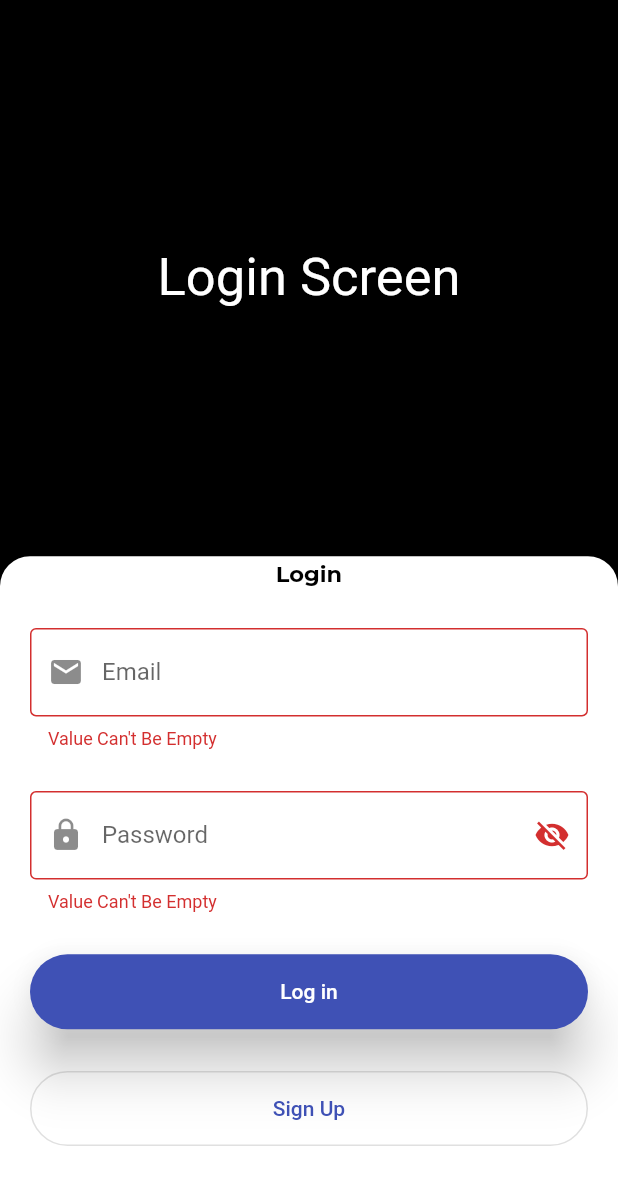
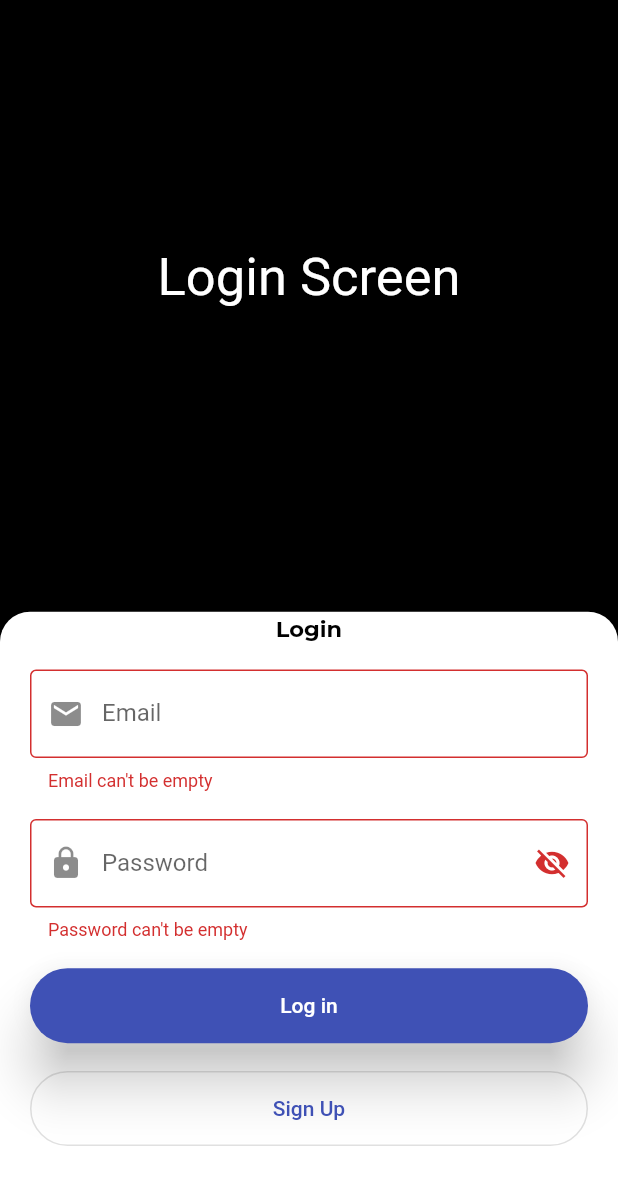
Before and after one commit to YashJA-dev/TalkThrough, a Flutter app: the screen it shows after launch, after a tap on "Skip", after a tap on "Log in", on a phone screen of 412 x 824 dp. Shown: the top 1185 px of the screen. Run offline on Flutter 3.47's test engine with Material 2 defaults, Android fonts, the phone set to English and light mode, and no system bars; our stand-ins replace auto_size_text, cloud_firestore, firebase_auth, firebase_core, google_fonts, introduction_screen and 1 more; missing offline and left inert: awesome_bottom_navigation, flutter_gradient_colors; accounts and stored records are empty; Roboto replaces fonts that are missing (Damion).

Commit message:
on boarding and login code optimized

```diff
--- a/lib/main.dart
+++ b/lib/main.dart
@@ -1,9 +1,11 @@
 import 'package:firebase_auth/firebase_auth.dart';
 import 'package:flutter/material.dart';
 import 'package:firebase_core/firebase_core.dart';
+import 'package:shared_preferences/shared_preferences.dart';
 import 'package:talkthrough/screen/TalkThrewHolderScreen/TalkThrewHolderScreen.dart';
 import 'firebase_options.dart';
 import 'screen/IntroAuthScreen/IntroAuthScreen.dart';
+import 'screen/NavigationAuthScreen.dart/NavigationAutthScreen.dart';
 
 void main() async {
   WidgetsFlutterBinding.ensureInitialized();
@@ -12,6 +14,8 @@ void main() async {
   );
   runApp(MyApp());
 }
+
+late SharedPreferences prefs;
 
 final navigatorKey = GlobalKey<NavigatorState>();
 
@@ -31,10 +35,45 @@ class MyApp extends StatelessWidget {
   }
 }
 
-class NavigationPage extends StatelessWidget {
+class NavigationPage extends StatefulWidget {
+  @override
+  State<NavigationPage> createState() => _NavigationPageState();
+}
+
+class _NavigationPageState extends State<NavigationPage> {
   bool isSigned = FirebaseAuth.instance.currentUser != null;
+
   @override
   Widget build(BuildContext context) {
-    return isSigned ? TalkThrewHolderScreen() : IntroAuthScreen();
+    return FutureBuilder(
+      future: initializeSharedPrefrence(),
+      builder: (context, snapshot) {
+        if (snapshot.hasError) {
+          return Scaffold(
+            body: Center(
+              child: Text(
+                snapshot.error.toString(),
+              ),
+            ),
+          );
+        } else if (snapshot.hasData) {
+          bool onboarding = prefs.containsKey('onboarding');
+          if (isSigned)
+            return TalkThrewHolderScreen();
+          else {
+            if (onboarding) {
+              return NavigationAutthScreen();
+            }
+          }
+          return IntroAuthScreen();
+        } else {
+          return Scaffold();
+        }
+      },
+    );
+  }
+
+  initializeSharedPrefrence() async {
+    return prefs = await SharedPreferences.getInstance();
   }
 }
--- a/lib/screen/IntroAuthScreen/IntroAuthScreen.dart
+++ b/lib/screen/IntroAuthScreen/IntroAuthScreen.dart
@@ -1,6 +1,7 @@
 import 'package:flutter/material.dart';
 import 'package:introduction_screen/introduction_screen.dart';
 import 'package:talkthrough/Style/montserrat.dart';
+import 'package:talkthrough/main.dart';
 
 import '../NavigationAuthScreen.dart/NavigationAutthScreen.dart';
 import 'IntroPageData.dart';
@@ -15,6 +16,7 @@ class IntroAuthScreen extends StatelessWidget {
     return IntroductionScreen(
       pages: buildPageViewModels(pageData: pageData),
       onDone: () {
+           prefs.setBool('onboarding', true);
         Navigator.pushAndRemoveUntil<dynamic>(
           context,
           MaterialPageRoute<dynamic>(
@@ -25,6 +27,7 @@ class IntroAuthScreen extends StatelessWidget {
 
       },
       onSkip: () {
+         prefs.setBool('onboarding', true);
         Navigator.pushAndRemoveUntil<dynamic>(
           context,
           MaterialPageRoute<dynamic>(
--- a/lib/screen/Meeting.dart
+++ b/lib/screen/Meeting/Meeting.dart
@@ -2,7 +2,7 @@ import 'package:firebase_auth/firebase_auth.dart';
 import 'package:flutter/material.dart';
 import 'package:talkthrough/screen/controller/AuthScreen.dart';
 
-import 'NavigationAuthScreen.dart/NavigationAutthScreen.dart';
+import '../NavigationAuthScreen.dart/NavigationAutthScreen.dart';
 
 class Meeting extends StatelessWidget {
   @override
--- a/lib/screen/NavigationAuthScreen.dart/LoginSection.dart
+++ b/lib/screen/NavigationAuthScreen.dart/LoginSection.dart
@@ -4,6 +4,7 @@ import 'package:flutter/material.dart';
 import 'package:provider/provider.dart';
 import 'package:talkthrough/Style/montserrat.dart';
 import 'package:talkthrough/screen/TalkThrewHolderScreen/TalkThrewHolderScreen.dart';
+import 'package:talkthrough/screen/controller/ConstantMethods.dart';
 
 import '../../Providers/AuthScreenProvider.dart';
 import '../../main.dart';
@@ -14,6 +15,8 @@ class LoginSection extends StatefulWidget {
   State<LoginSection> createState() => _LoginSectionState();
 }
 
+final _loginFormKey = GlobalKey<FormState>();
+
 class _LoginSectionState extends State<LoginSection> {
   TextEditingController email = TextEditingController();
   TextEditingController password = TextEditingController();
@@ -23,12 +26,13 @@ class _LoginSectionState extends State<LoginSection> {
   String? _email_err = null;
   String? _pass_err = null;
 
-  @override
-  void dispose() {
-    super.dispose();
-    email.dispose();
-    password.dispose();
-  }
+  // @override
+  // void dispose() {
+  //   super.dispose();
+  //   email.dispose();
+  //   // print("dispose");
+  //   password.dispose();
+  // }
 
   @override
   void initState() {
@@ -48,6 +52,9 @@ class _LoginSectionState extends State<LoginSection> {
     return Container(
       padding: EdgeInsets.only(left: 20, right: 20, bottom: 60, top: 2),
       alignment: Alignment.center,
+      child: Form(
+        key: _loginFormKey,
+        autovalidateMode: AutovalidateMode.always,
         child: Column(
           mainAxisAlignment: MainAxisAlignment.spaceBetween,
           children: [
@@ -58,12 +65,11 @@ class _LoginSectionState extends State<LoginSection> {
             buildSignUpButton(),
           ],
         ),
+      ),
     );
   }
 
-
-
-  Widget buildSignUpButton(){
+  Widget buildSignUpButton() {
     return Row(
       mainAxisSize: MainAxisSize.max,
       children: [
@@ -86,10 +92,22 @@ class _LoginSectionState extends State<LoginSection> {
       ],
     );
   }
+
   Widget buildEmailField() {
-    return TextField(
+    return TextFormField(
       controller: email,
+      validator: (str) {
+        int length = str!.length;
+        if(length==0)return "Email can't be empty";
+        else if (!isEmail(email: str)) return "Enter a Valid Email";
+      },
       keyboardType: TextInputType.emailAddress,
+      onChanged: (_) {
+        _email_err = null;
+        setState(() {
+          _email_err;
+        });
+      },
       decoration: InputDecoration(
         labelText: "Email",
         hintText: "name@example.com",
@@ -105,13 +123,26 @@ class _LoginSectionState extends State<LoginSection> {
                   email.clear();
                 },
               ),
-          border: OutlineInputBorder()),
+        border: OutlineInputBorder(),
+      ),
     );
   }
 
   Widget buildPassWordField() {
-    return TextField(
+    return TextFormField(
       controller: password,
+      validator: (str) {
+        int length = str!.length;
+        if (length == 0) return "Password can't be empty";
+        else if(length<=8)return "Password should be of length greater then 8";
+
+      },
+      onChanged: (_) {
+        _pass_err = null;
+        setState(() {
+          _pass_err;
+        });
+      },
       decoration: InputDecoration(
           labelText: "Password",
           errorText: _pass_err,
@@ -129,8 +160,8 @@ class _LoginSectionState extends State<LoginSection> {
           border: OutlineInputBorder()),
       obscureText: passwordVisible,
     );
+  }
 
-  }
   buildLoginButton() {
     return Row(
       mainAxisSize: MainAxisSize.max,
@@ -146,7 +177,10 @@ class _LoginSectionState extends State<LoginSection> {
                 elevation: 15.0,
               ),
               onPressed: () async {
+                bool validation = _loginFormKey.currentState!.validate();
+                if (validation) {
                   loginProcess();
+                }
               },
               child: Text("Log in"),
             ),
@@ -155,7 +189,8 @@ class _LoginSectionState extends State<LoginSection> {
       ],
     );
   }
-  void loginProcess()async {
+
+  void loginProcess() async {
     showDialog(
         context: context,
         barrierDismissible: false,
@@ -166,23 +201,8 @@ class _LoginSectionState extends State<LoginSection> {
           );
         });
     String signin = await sigIn_controller(
-        email: email.text.trim(),
-        password: password.text.trim());
-        print(signin);
-    if (signin == "1") {
-      _pass_err = "Value Can\'t Be Empty";
-      navigatorKey.currentState!
-          .popUntil((route) => route.isFirst);
-    } else if (signin == "0") {
-      _email_err = "Value Can\'t Be Empty";
-      navigatorKey.currentState!
-          .popUntil((route) => route.isFirst);
-    } else if (signin == "01") {
-      _pass_err = "Value Can\'t Be Empty";
-      _email_err = "Value Can\'t Be Empty";
-      navigatorKey.currentState!
-          .popUntil((route) => route.isFirst);
-    } else if (signin == "Successfully") {
+        email: email.text.trim(), password: password.text.trim());
+    if (signin == "Successfully") {
       _email_err = null;
       _pass_err = null;
       email.text = "";
@@ -190,17 +210,14 @@ class _LoginSectionState extends State<LoginSection> {
       Navigator.pushAndRemoveUntil<dynamic>(
         context,
         MaterialPageRoute<dynamic>(
-          builder: (BuildContext context) =>
-              TalkThrewHolderScreen(),
+          builder: (BuildContext context) => TalkThrewHolderScreen(),
         ),
-        (route) =>
-            false, //if you want to disable back feature set to false
+        (route) => false, //if you want to disable back feature set to false
       );
     } else {
       _email_err = signin;
       _pass_err = signin;
-      navigatorKey.currentState!
-          .popUntil((route) => route.isFirst);
+      navigatorKey.currentState!.popUntil((route) => route.isFirst);
     }
 
     setState(() {
--- a/lib/screen/NavigationAuthScreen.dart/NavigationAutthScreen.dart
+++ b/lib/screen/NavigationAuthScreen.dart/NavigationAutthScreen.dart
@@ -37,7 +37,7 @@ class NavigationAutthScreenBody extends StatelessWidget {
         Align(
           alignment: Alignment.bottomCenter,
           child: AnimatedContainer(
-            height: login ? height * 0.55 : height * 0.615,
+            height: login ? height * 0.505 : height * 0.565,
             width: login ? width : width * 0.96,
             curve: Curves.easeInOut,
             decoration: BoxDecoration(
@@ -54,8 +54,10 @@ class NavigationAutthScreenBody extends StatelessWidget {
         Align(
           alignment: Alignment.bottomCenter,
           child: AnimatedContainer(
+            height: height * 0.52,
+            width:  width,
             alignment: Alignment(0, login ? 7 : 1.115),
-            duration: Duration(milliseconds: 300),
+            duration: Duration(milliseconds: 640),
             child: (login)?Container():SignUpSection(),
           ),
         )
--- a/lib/screen/NavigationAuthScreen.dart/SignUpSection.dart
+++ b/lib/screen/NavigationAuthScreen.dart/SignUpSection.dart
@@ -6,6 +6,7 @@ import 'package:talkthrough/screen/controller/AuthScreen.dart';
 import '../../Providers/AuthScreenProvider.dart';
 import '../../Style/montserrat.dart';
 import '../../main.dart';
+import '../controller/ConstantMethods.dart';
 
 class SignUpSection extends StatefulWidget {
   @override
@@ -17,9 +18,9 @@ class _SignUpSectionState extends State<SignUpSection> {
   late AuthScreenProvider authScreen;
   TextEditingController password = TextEditingController();
   bool passwordVisible = true;
-  String? _email_err ;
-  String? _pass_err ;
-
+  String? _email_err;
+  String? _pass_err;
+  final _signUpFormKey = GlobalKey<FormState>();
 
   @override
   void initState() {
@@ -47,6 +48,9 @@ class _SignUpSectionState extends State<SignUpSection> {
         ),
       ),
       alignment: Alignment.center,
+      child: Form(
+        key: _signUpFormKey,
+        autovalidateMode: AutovalidateMode.always,
         child: Column(
           mainAxisAlignment: MainAxisAlignment.spaceBetween,
           children: [
@@ -57,9 +61,11 @@ class _SignUpSectionState extends State<SignUpSection> {
             buildLoginButton(),
           ],
         ),
+      ),
     );
   }
-  Widget buildLoginButton(){
+
+  Widget buildLoginButton() {
     return Row(
       mainAxisSize: MainAxisSize.max,
       children: [
@@ -82,10 +88,22 @@ class _SignUpSectionState extends State<SignUpSection> {
       ],
     );
   }
+
   Widget buildEmailField() {
-    return TextField(
+    return TextFormField(
       controller: email,
       keyboardType: TextInputType.emailAddress,
+      validator: (str) {
+        int length = str!.length;
+        if (length == 0) return "Email can't be empty";
+        else if(!isEmail(email: str))return "Enter a Valid Email";
+      },
+      onChanged: (_){
+        _email_err=null;
+        setState(() {
+          _email_err;
+        });
+      },
       decoration: InputDecoration(
           labelText: "Email",
           hintText: "name@example.com",
@@ -106,8 +124,19 @@ class _SignUpSectionState extends State<SignUpSection> {
   }
 
   Widget buildPassWordField() {
-    return TextField(
+    return TextFormField(
       controller: password,
+      validator: (str) {
+        int length = str!.length;
+        if (length == 0) return "Password can't be empty";
+        else if(length<=8)return "Password should be of length greater then 8";
+      },
+      onChanged: (_){
+        _pass_err=null;
+        setState(() {
+          _pass_err;
+        });
+      },
       decoration: InputDecoration(
           labelText: "Password",
           errorText: _pass_err,
@@ -138,17 +167,7 @@ class _SignUpSectionState extends State<SignUpSection> {
         });
     String signin = await sigUp_controller(
         email: email.text.trim(), password: password.text.trim());
-    if (signin == "1") {
-      _pass_err = "Value Can\'t Be Empty";
-      navigatorKey.currentState!.popUntil((route) => route.isFirst);
-    } else if (signin == "0") {
-      _email_err = "Value Can\'t Be Empty";
-      navigatorKey.currentState!.popUntil((route) => route.isFirst);
-    } else if (signin == "01") {
-      _pass_err = "Value Can\'t Be Empty";
-      _email_err = "Value Can\'t Be Empty";
-      navigatorKey.currentState!.popUntil((route) => route.isFirst);
-    } else if (signin == "Successfully") {
+    if (signin == "Successfully") {
       _email_err = null;
       _pass_err = null;
       email.text = "";
@@ -186,7 +205,11 @@ class _SignUpSectionState extends State<SignUpSection> {
                 elevation: 15.0,
               ),
               onPressed: () async {
+                bool valid=_signUpFormKey.currentState!.validate();
+                if(valid){
                   signUp();
+
+                }
               },
               child: Text("Sign Up"),
             ),
--- a/lib/screen/TalkThrewHolderScreen/TalkThrewHolderScreen.dart
+++ b/lib/screen/TalkThrewHolderScreen/TalkThrewHolderScreen.dart
@@ -3,7 +3,7 @@ import 'package:cloud_firestore/cloud_firestore.dart';
 import 'package:firebase_auth/firebase_auth.dart';
 import 'package:flutter/material.dart';
 import 'package:provider/provider.dart';
-import 'package:talkthrough/screen/Meeting.dart';
+import 'package:talkthrough/screen/Meeting/Meeting.dart';
 import 'package:talkthrough/screen/Profile/Profile.dart';
 import 'package:talkthrough/screen/controller/AuthScreen.dart';
 import 'package:uuid/uuid.dart';
--- a/lib/screen/controller/AuthScreen.dart
+++ b/lib/screen/controller/AuthScreen.dart
@@ -9,11 +9,6 @@ import '../NavigationAuthScreen.dart/NavigationAutthScreen.dart';
 Future<String> sigIn_controller(
     {required String email, required String password}) async {
   String output = "Successfully";
-  if (email == "" && password == "")
-    return "01";
-  else if (email == "")
-    return "0";
-  else if (password == "") return "1";
   try {
     await FirebaseAuth.instance
         .signInWithEmailAndPassword(email: email, password: password);
@@ -26,13 +21,6 @@ Future<String> sigIn_controller(
 Future<String> sigUp_controller(
     {required String email, required String password}) async {
   String output = "Successfully";
-  if (email == "" && password == "")
-    return "01";
-  else if (email == "")
-    return "0";
-  else if (password == "")
-    return "1";
-  else if (password.length <= 7) return "PassWord length less then 8";
   try {
     await FirebaseAuth.instance
         .createUserWithEmailAndPassword(email: email, password: password)
@@ -42,7 +30,7 @@ Future<String> sigUp_controller(
         "email": email,
         "password": password,
         "uid": signedUser.user!.uid,
-        "username": "user name",
+        "username": "Guest",
         "date": new DateTime(now.year, now.month, now.day).toString(),
         "id": Uuid().v1().substring(0, 6)
       });
--- /dev/null
+++ b/lib/screen/controller/ConstantMethods.dart
@@ -0,0 +1,3 @@
+bool isEmail({required String email}) => RegExp(
+        r"^[a-zA-Z0-9.a-zA-Z0-9.!#$%&'*+-/=?^_`{|}~]+@[a-zA-Z0-9]+\.[a-zA-Z]+")
+    .hasMatch(email);
--- a/pubspec.yaml
+++ b/pubspec.yaml
@@ -33,6 +33,7 @@ dependencies:
   awesome_bottom_navigation: ^0.0.4
   auto_size_text: ^3.0.0
   date_format: ^2.0.6
+  shared_preferences:
 
 
 
```
Also changed, not shown: pubspec.lock, 1 other file. Lines whose indentation alone changed are shown as unchanged.
